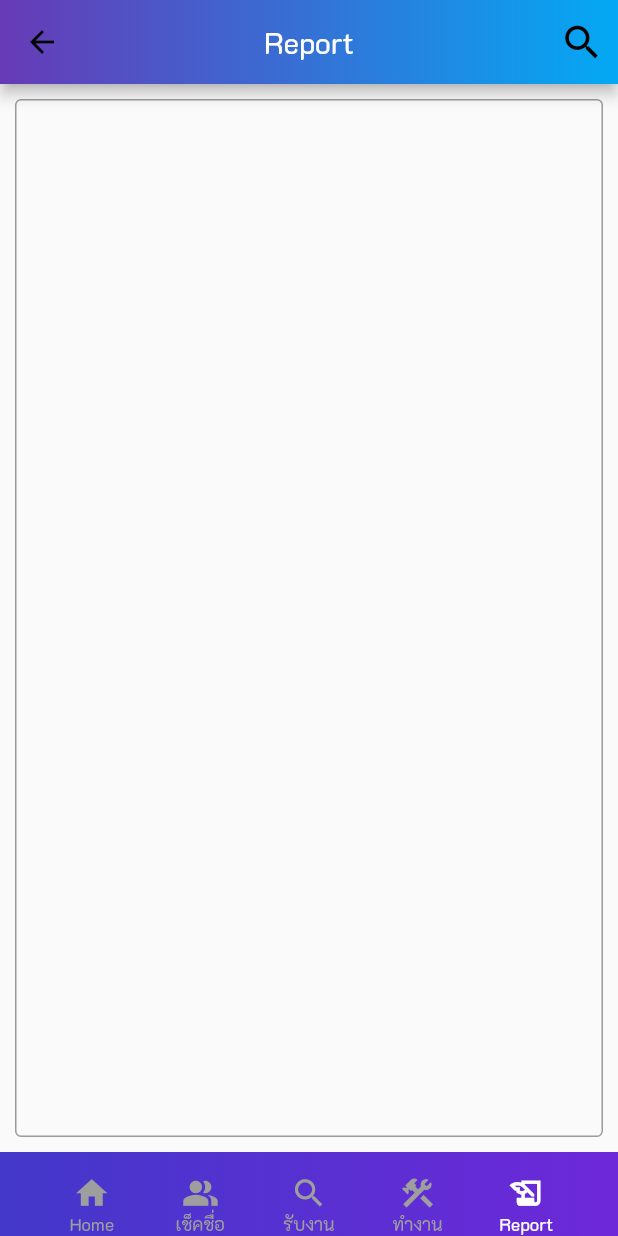
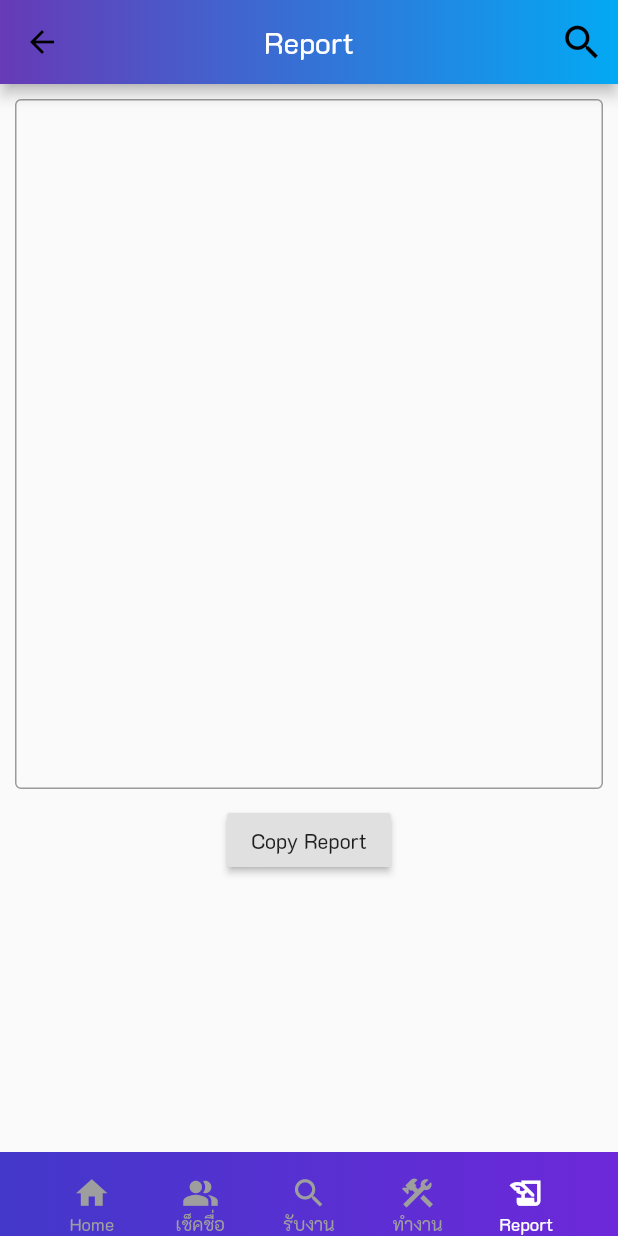
Before and after one commit to MEE-POONG/services_support, a Flutter app: the AllReport screen opened directly, on a phone screen of 412 x 824 dp. Run offline on Flutter 3.47's test engine with Material 2 defaults, Android fonts, the phone set to English and light mode, and no system bars; our stand-ins replace cloud_firestore, firebase_auth, firebase_core, localstorage; missing offline and left inert: maps_launcher; accounts and stored records are empty; statements that could not run were skipped.

Commit message:
copy report

```diff
--- a/lib/menu_page/report/all_report.dart
+++ b/lib/menu_page/report/all_report.dart
@@ -1,6 +1,7 @@
 import 'package:cloud_firestore/cloud_firestore.dart';
 import 'package:firebase_auth/firebase_auth.dart';
 import 'package:flutter/material.dart';
+import 'package:flutter/services.dart';
 import 'package:localstorage/localstorage.dart';
 import 'package:services_support/home/bottomnavbar.dart';
 import 'package:intl/intl.dart';
@@ -89,7 +90,6 @@
       });
       return doc.data();
     }).toList();
-
 
     setState(() {
       _reportWork = _reportWork.toString() + '\n=== PM ===';
@@ -185,7 +185,10 @@
         ),
         elevation: 4,
       ),
-      body: Padding(
+      body: SingleChildScrollView(
+        child: Column(
+          children: [
+            Padding(
               padding: const EdgeInsets.symmetric(horizontal: 10, vertical: 10),
               child: TextField(
                 controller: wortsheetController,
@@ -193,8 +196,18 @@
                 decoration: InputDecoration(
                   border: OutlineInputBorder(),
                 ),
-          maxLines: 40,
+                maxLines: 20,
                 // controller: Data2,
+              ),
+            ),
+            RaisedButton(
+              child: Text("Copy Report"),
+              onPressed: () {
+                Clipboard.setData(
+                    ClipboardData(text: wortsheetController.text));
+              },
+            ),
+          ],
         ),
       ),
       bottomNavigationBar: BottomNavBarFb5(
```
Lines whose indentation alone changed are shown as unchanged.
